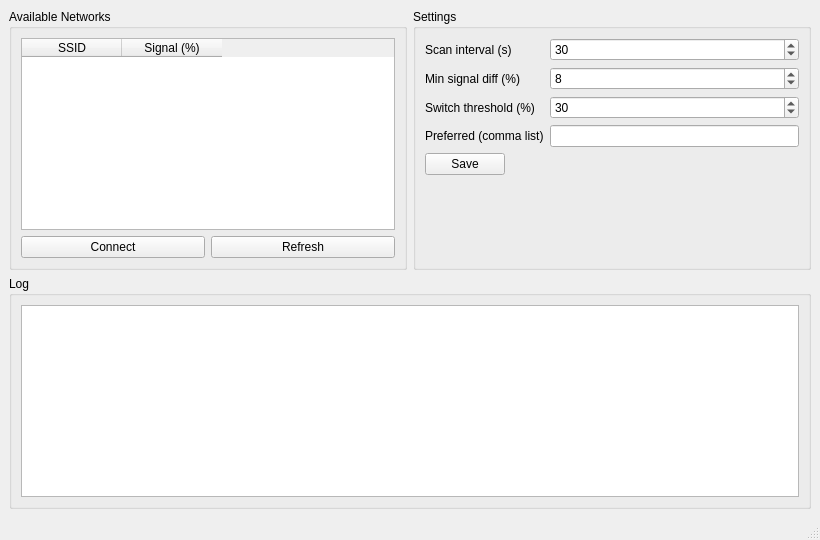
Above: ui/MainWindow.ui from dsbtek/smart-wifi-auto-roaming before the change. Below: the same form after it.
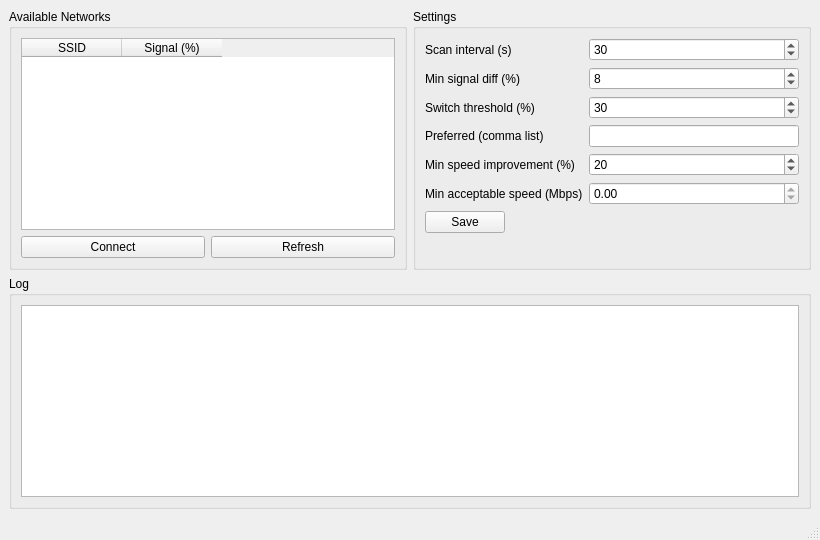
That is the form after the change.

Commit message: ✅ Successfully refactored the application from signal-based to speed-based WiFi switching ✅ Fixed CMakeLists.txt to properly build with Qt6 ✅ Application compiles successfully

```diff
--- a/ui/MainWindow.ui
+++ b/ui/MainWindow.ui
@@ -135,6 +135,46 @@
           <widget class="QLineEdit" name="linePreferred"/>
          </item>
          <item row="4" column="0">
+          <widget class="QLabel" name="labelMinSpeedImprovement">
+           <property name="text">
+            <string>Min speed improvement (%)</string>
+           </property>
+          </widget>
+         </item>
+         <item row="4" column="1">
+          <widget class="QSpinBox" name="spinMinSpeedImprovement">
+           <property name="minimum">
+            <number>5</number>
+           </property>
+           <property name="maximum">
+            <number>100</number>
+           </property>
+           <property name="value">
+            <number>20</number>
+           </property>
+          </widget>
+         </item>
+         <item row="5" column="0">
+          <widget class="QLabel" name="labelMinAcceptableSpeed">
+           <property name="text">
+            <string>Min acceptable speed (Mbps)</string>
+           </property>
+          </widget>
+         </item>
+         <item row="5" column="1">
+          <widget class="QDoubleSpinBox" name="spinMinAcceptableSpeed">
+           <property name="minimum">
+            <number>0.5</number>
+           </property>
+           <property name="maximum">
+            <number>1000.0</number>
+           </property>
+           <property name="value">
+            <number>5.0</number>
+           </property>
+          </widget>
+         </item>
+         <item row="6" column="0">
           <widget class="QPushButton" name="settingsButton">
            <property name="text">
             <string>Save</string>
```
The commit also changes 11 other files.
